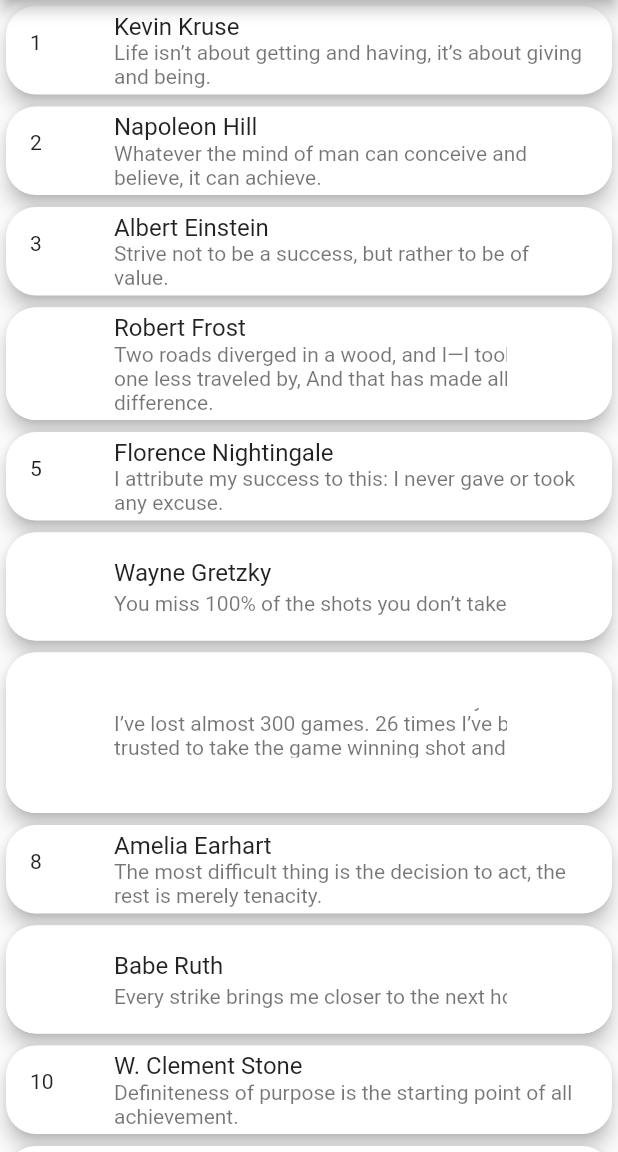
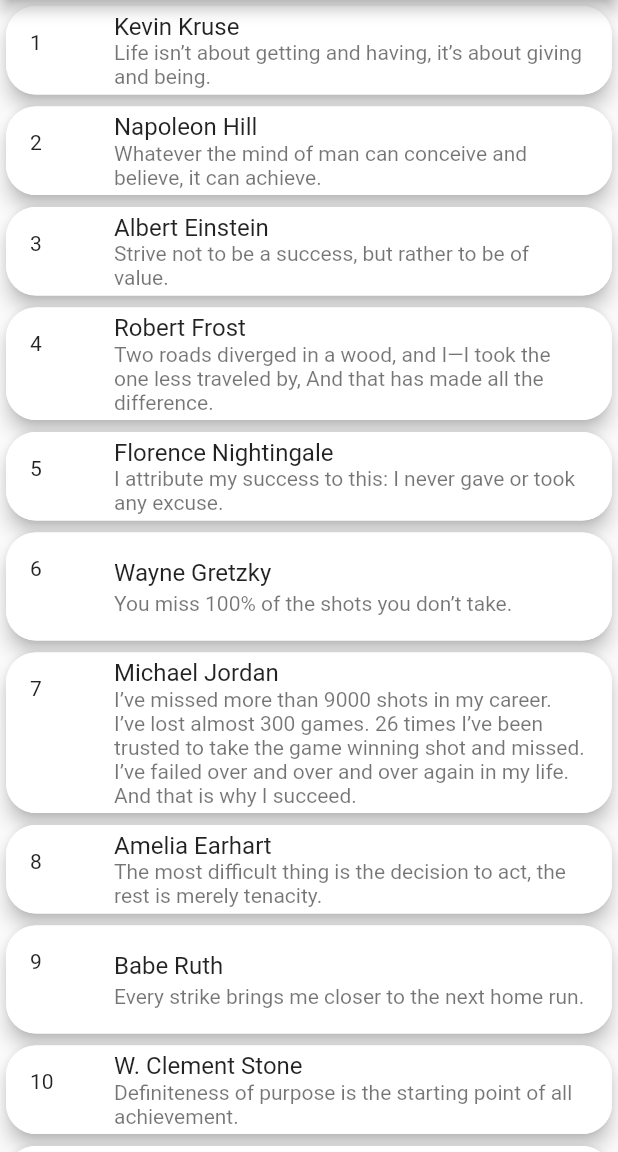
Before and after one commit to voramitesh/mitesh013milansir, a Flutter app: the screen it shows after launch, after a tap on "Motivation Qutoes", on a phone screen of 412 x 824 dp, the part 84-1236 px from its top. Run offline on Flutter 3.47's test engine with Material 2 defaults, Android fonts, the phone set to English and light mode, and no system bars.

Commit message:
20/6/2022

```diff
--- a/lib/main.dart
+++ b/lib/main.dart
@@ -74,7 +74,7 @@ class _FirstPageState extends State<FirstPage> {
                return Card(
                            elevation: 5,
                            shape: RoundedRectangleBorder(
-                             side: BorderSide(color: Colors.white,width: 70)
+                             side: BorderSide(color: Colors.white)
                            ,borderRadius: BorderRadius.circular(20)),
 
                            child: ListTile(
```
